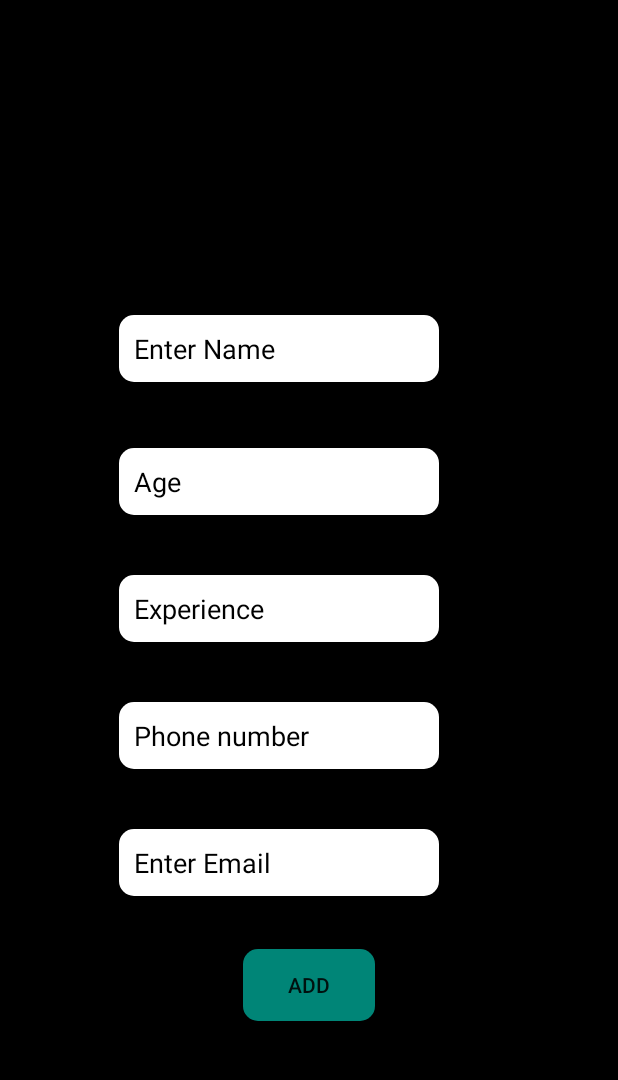
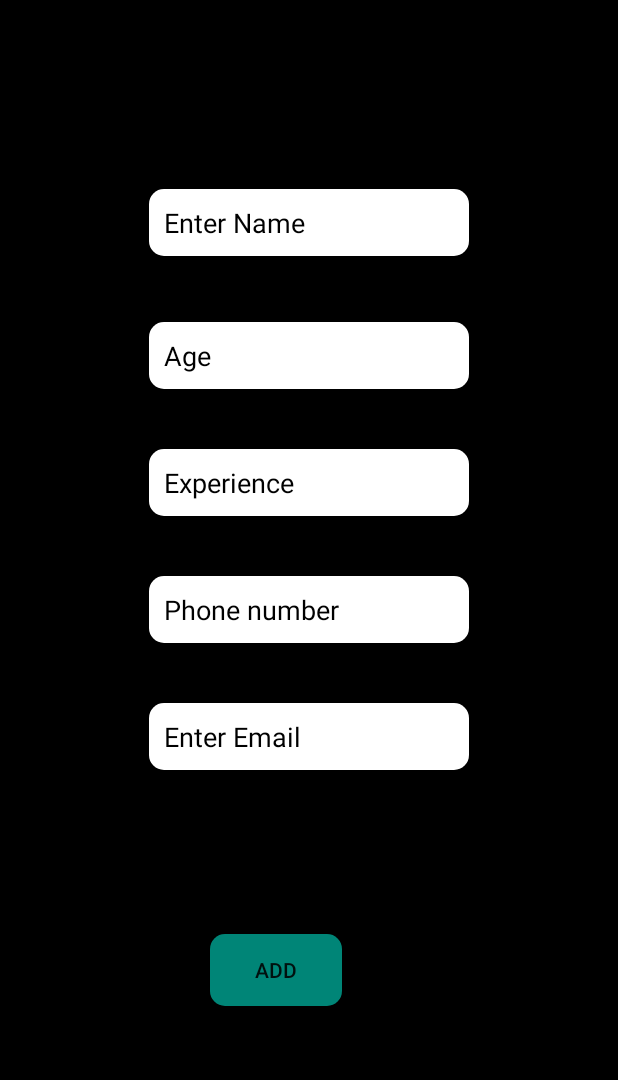
Before and after one commit to sandunsameera/Lexi, an Android app: the AddPhotographer screen opened directly, with no data from a screen before it, after a tap on "ADD", on a phone screen of 412 x 824 dp, the part 84-1164 px from its top. Run offline under Robolectric (Android 15) with nearby library versions, the phone set to English and light mode, and no system bars; 10 statements that could not run were skipped.

```diff
--- a/app/src/main/AndroidManifest.xml
+++ b/app/src/main/AndroidManifest.xml
@@ -8,6 +8,7 @@
         android:label="@string/app_name"
         android:roundIcon="@mipmap/ic_launcher_round"
         android:supportsRtl="true"
+        android:name=".Lexi"
         android:theme="@style/AppTheme">
         <activity android:name=".DeleteActivity"></activity>
         <activity android:name=".UpdateActivity" />
--- a/app/src/main/java/com/lolin/deemon_face/lexi/AddPhotographer.java
+++ b/app/src/main/java/com/lolin/deemon_face/lexi/AddPhotographer.java
@@ -13,7 +13,7 @@ import com.firebase.client.Firebase;
 public class AddPhotographer extends AppCompatActivity {
 
     public Button AddPhotographyer_btn_add;
-    private Firebase mref;
+    private Firebase mRootRef;
     public EditText AddPhotographer_ET_name;
     public EditText AddPhotographer_ET_Age;
     public EditText AddPhotographer_ET_Expe;
@@ -36,27 +36,43 @@ public class AddPhotographer extends AppCompatActivity {
         AddPhotographer_ET_Expe= findViewById (R.id.AddPhotographer_ET_Experience);
         AddPhotographer_ET_Email= findViewById (R.id.AddPhotographer_ET_Email);
         AddPhotographer_ET_phone= findViewById (R.id.AddPhotographer_ET_Phone);
+        String urlName = AddPhotographer_ET_name.getText ().toString ();
+
+        String url = ("https://lexi-750af.firebaseio.com/Photographers " + urlName);
 
         //Creating connection to database
-        mref = new Firebase ("https://lexi-750af.firebaseio.com/Photographers");
+        mRootRef= new Firebase (url);
 //
         AddPhotographyer_btn_add.setOnClickListener (new View.OnClickListener () {
             @Override
             public void onClick(View v) {
 
-                mProgressDialog.setMessage ("uploading the details..");
-                mProgressDialog.show ();
-
-                Firebase ChildRef = mref.child (AddPhotographer_ET_name.getText ().toString ());
-                ChildRef.push ().setValue (AddPhotographer_ET_Age.getText ().toString ());
-                ChildRef.push ().setValue (AddPhotographer_ET_Expe.getText ().toString ());
-                ChildRef.push ().setValue (AddPhotographer_ET_Email.getText ().toString ());
-                ChildRef.push ().setValue (AddPhotographer_ET_phone.getText ().toString ());
-                mProgressDialog.dismiss ();
 
 
-                Toast.makeText (AddPhotographer.this,"Successfully added",Toast.LENGTH_SHORT).show ();
+//                //name
+//                String name = AddPhotographer_ET_name.getText ().toString ();
+//                Firebase childref = mRootRef.child ("Name");
+//                childref.setValue (name);
 
+                //Age
+                String age = AddPhotographer_ET_Age.getText ().toString ();
+                Firebase childref1 = mRootRef.child ("Age");
+                childref1.setValue (age);
+
+                //Exp
+                String exp = AddPhotographer_ET_Expe.getText ().toString ();
+                Firebase childref2 = mRootRef.child ("Experience");
+                childref2.setValue (exp);
+
+                //Tp
+                String tp = AddPhotographer_ET_phone.getText ().toString ();
+                Firebase childref3 = mRootRef.child ("Telephone");
+                childref3.setValue (tp);
+
+                //Email
+                String email = AddPhotographer_ET_Email.getText ().toString ();
+                Firebase childref4 = mRootRef.child ("Email");
+                childref4.setValue (email);
             }
         });
 
--- a/app/src/main/java/com/lolin/deemon_face/lexi/beachParty.java
+++ b/app/src/main/java/com/lolin/deemon_face/lexi/beachParty.java
@@ -83,7 +83,7 @@ public class beachParty extends AppCompatActivity{
     private void setupViewPager(ViewPager mViewPager) {
 
         SectionPageAdapter adapter = new SectionPageAdapter (getSupportFragmentManager ());
-        adapter.addFragment (new photographyFragment (),"photography");
+//        adapter.addFragment (new photographyFragment (),"photography");
         adapter.addFragment (new decorationFragment (),"decorating");
         adapter.addFragment (new cateringFragment (),"catering");
 
--- a/app/src/main/java/com/lolin/deemon_face/lexi/birthday.java
+++ b/app/src/main/java/com/lolin/deemon_face/lexi/birthday.java
@@ -68,7 +68,7 @@ public class birthday extends AppCompatActivity {
 
     private void setupViewPager(ViewPager mViewPager) {
         SectionPageAdapter adapter = new SectionPageAdapter (getSupportFragmentManager ());
-        adapter.addFragment (new photographyFragment (), "Photography");
+        /*adapter.addFragment (new photographyFragment (), "Photography");*/
         adapter.addFragment (new decorationFragment (), "Decorations");
         adapter.addFragment (new cateringFragment (), "Catering");
         mViewPager.setAdapter (adapter);
--- a/app/src/main/java/com/lolin/deemon_face/lexi/wedding.java
+++ b/app/src/main/java/com/lolin/deemon_face/lexi/wedding.java
@@ -58,7 +58,7 @@ public class wedding extends AppCompatActivity {
 
     private void setupViewPager(ViewPager viewPager){
         SectionPageAdapter adapter = new SectionPageAdapter (getSupportFragmentManager ());
-        adapter.addFragment (new photographyFragment (),"photography");
+//        adapter.addFragment (new photographyFragment (),"photography");
         adapter.addFragment (new decorationFragment (),"decoration");
         adapter.addFragment (new cateringFragment (),"catering");
         viewPager.setAdapter (adapter);
--- a/app/src/main/res/layout/activity_add_photographer.xml
+++ b/app/src/main/res/layout/activity_add_photographer.xml
@@ -11,11 +11,14 @@
         android:id="@+id/AddPhotography_btn_add"
         android:layout_width="wrap_content"
         android:layout_height="wrap_content"
-        android:layout_marginTop="35dp"
+        android:layout_marginTop="20dp"
+        android:layout_marginBottom="8dp"
         android:background="@drawable/btn_background"
         android:padding="10dp"
         android:text="@string/add"
+        app:layout_constraintBottom_toBottomOf="parent"
         app:layout_constraintEnd_toEndOf="parent"
+        app:layout_constraintHorizontal_bias="0.433"
         app:layout_constraintStart_toStartOf="parent"
         app:layout_constraintTop_toBottomOf="@+id/AddPhotographer_ET_Email" />
 
@@ -60,10 +63,9 @@
         android:textColor="@android:color/black"
         app:layout_constraintBottom_toBottomOf="parent"
         app:layout_constraintEnd_toEndOf="parent"
-        app:layout_constraintHorizontal_bias="0.40"
         app:layout_constraintStart_toStartOf="parent"
         app:layout_constraintTop_toTopOf="parent"
-        app:layout_constraintVertical_bias="0.149" />
+        app:layout_constraintVertical_bias="0.01" />
 
     <EditText
         android:id="@+id/AddPhotographer_ET_Age"
```
Also changed, not shown: app/src/main/java/com/lolin/deemon_face/lexi/photo.java (+45 -45 lines), app/src/main/java/com/lolin/deemon_face/lexi/photographyFragment.java (+68 -68 lines).
